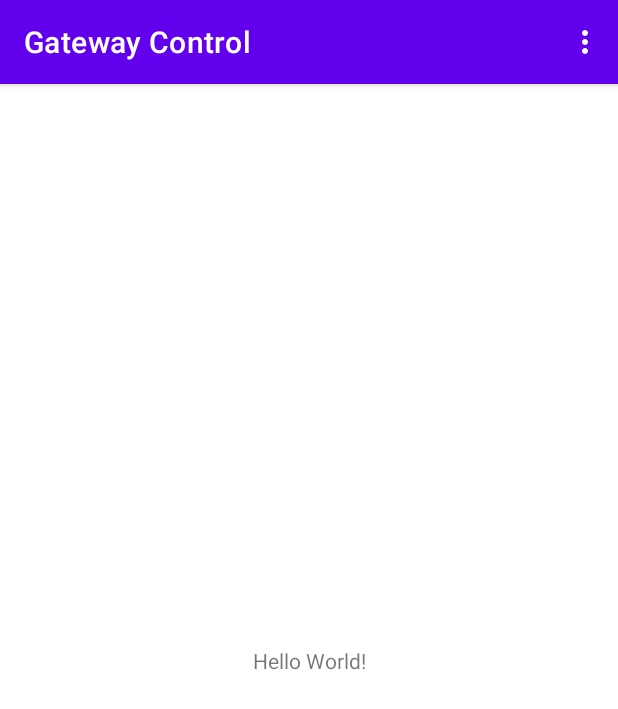
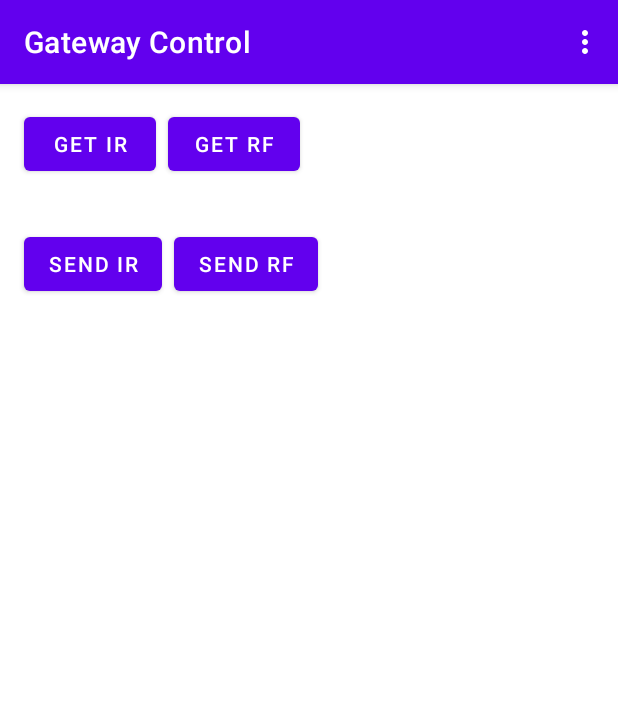
Before and after one commit to taufikbarokahnur/GatewayControl, an Android app: the screen it shows after launch (MainActivity), on a phone screen of 412 x 824 dp. Shown: the top 709 px of the screen. Run offline under Robolectric (Android 15) with nearby library versions, the phone set to English and light mode, and no system bars.

```diff
--- a/app/src/main/AndroidManifest.xml
+++ b/app/src/main/AndroidManifest.xml
@@ -2,6 +2,8 @@
 <manifest xmlns:android="http://schemas.android.com/apk/res/android"
     xmlns:tools="http://schemas.android.com/tools"
     package="com.example.gatewaycontrol">
+
+    <uses-permission android:name="android.permission.INTERNET"/>
 
     <application
         android:allowBackup="true"
--- /dev/null
+++ b/app/src/main/java/com/example/gatewaycontrol/ApiRequest.kt
@@ -0,0 +1,24 @@
+package com.example.gatewaycontrol
+
+import com.example.gatewaycontrol.api.MultipleData
+import retrofit2.Call
+import retrofit2.http.GET
+import retrofit2.http.Query
+
+interface ApiRequest {
+    @GET("get?token=QsKCoJGBB6-hCoYUb7ukdHfoKxd0aX2r&v21&v22&v23")
+    fun getIR() : Call<MultipleData>
+
+    @GET("get?token=QsKCoJGBB6-hCoYUb7ukdHfoKxd0aX2r&v10")
+    fun getRF() : Call<String>
+
+    @GET("update?token=QsKCoJGBB6-hCoYUb7ukdHfoKxd0aX2r")
+    fun sendRF(@Query("v11") binary : String) : Call<String>
+
+    @GET("batch/update?token=QsKCoJGBB6-hCoYUb7ukdHfoKxd0aX2r")
+    fun sendIR(
+        @Query("v21") Protocol : String,
+        @Query("v22") Value: String,
+        @Query("v23") Length: String
+    ) : Call<String>
+}
--- /dev/null
+++ b/app/src/main/java/com/example/gatewaycontrol/api/RetrofitInstance.kt
@@ -0,0 +1,23 @@
+package com.example.gatewaycontrol.api
+
+import com.example.gatewaycontrol.ApiRequest
+import com.example.gatewaycontrol.utils.Constants
+import retrofit2.Retrofit
+import retrofit2.converter.gson.GsonConverterFactory
+import retrofit2.converter.scalars.ScalarsConverterFactory
+
+object RetrofitInstance {
+
+    val  apiScarlar = Retrofit.Builder()
+        .baseUrl(Constants.BASE_URL)
+        .addConverterFactory(ScalarsConverterFactory.create())
+        .build()
+        .create(ApiRequest::class.java)
+
+    val apiGson = Retrofit.Builder()
+        .baseUrl(Constants.BASE_URL)
+        .addConverterFactory(GsonConverterFactory.create())
+        .build()
+        .create(ApiRequest::class.java)
+
+}
--- a/app/src/main/res/layout/activity_main.xml
+++ b/app/src/main/res/layout/activity_main.xml
@@ -6,13 +6,43 @@
     android:layout_height="match_parent"
     tools:context=".MainActivity">
 
-    <TextView
+    <Button
+        android:id="@+id/button"
         android:layout_width="wrap_content"
         android:layout_height="wrap_content"
-        android:text="Hello World!"
-        app:layout_constraintBottom_toBottomOf="parent"
-        app:layout_constraintEnd_toEndOf="parent"
+        android:layout_marginStart="16dp"
+        android:layout_marginTop="16dp"
+        android:text="Get IR"
         app:layout_constraintStart_toStartOf="parent"
         app:layout_constraintTop_toTopOf="parent" />
 
+    <Button
+        android:id="@+id/button2"
+        android:layout_width="wrap_content"
+        android:layout_height="wrap_content"
+        android:layout_marginStart="8dp"
+        android:layout_marginTop="16dp"
+        android:text="Get RF"
+        app:layout_constraintStart_toEndOf="@+id/button"
+        app:layout_constraintTop_toTopOf="parent" />
+
+    <Button
+        android:id="@+id/button3"
+        android:layout_width="wrap_content"
+        android:layout_height="wrap_content"
+        android:layout_marginStart="8dp"
+        android:layout_marginTop="32dp"
+        android:text="Send RF"
+        app:layout_constraintStart_toEndOf="@+id/button4"
+        app:layout_constraintTop_toBottomOf="@+id/button2" />
+
+    <Button
+        android:id="@+id/button4"
+        android:layout_width="wrap_content"
+        android:layout_height="wrap_content"
+        android:layout_marginStart="16dp"
+        android:layout_marginTop="32dp"
+        android:text="Send IR"
+        app:layout_constraintStart_toStartOf="parent"
+        app:layout_constraintTop_toBottomOf="@+id/button" />
 </androidx.constraintlayout.widget.ConstraintLayout>
```
Also changed, not shown: app/build.gradle (+15 -0 lines), app/src/main/java/com/example/gatewaycontrol/MainActivity.kt (+120 -1 lines), app/src/main/java/com/example/gatewaycontrol/api/MultipleData.kt (added, +7 -0 lines), app/src/main/java/com/example/gatewaycontrol/utils/Constants.kt (added, +7 -0 lines).
